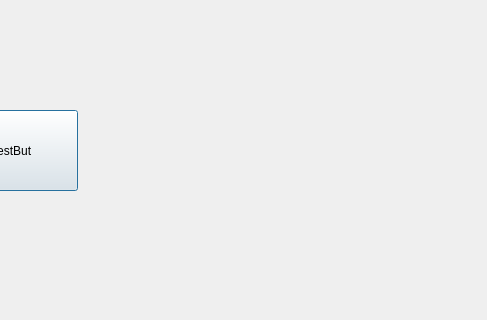
First picture: the form in QTScrcpy/dialog.ui, repository lijiergzn/QtRecordScreen, before the edit; both pictures show x 313 to 800 and y 0 to 320 of the 800 by 600 pixel window.
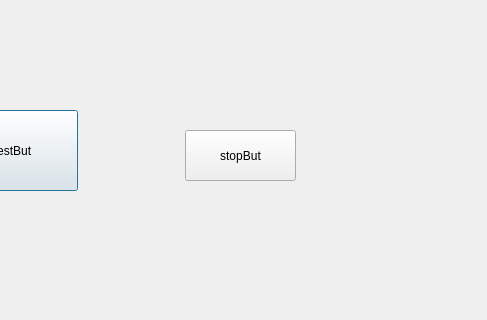
Second picture: the form after the edit.

Commit message: 更改一些界面

What changed in the file:
```diff
--- a/QTScrcpy/dialog.ui
+++ b/QTScrcpy/dialog.ui
@@ -26,6 +26,19 @@
     <string>testBut</string>
    </property>
   </widget>
+  <widget class="QPushButton" name="stopBut">
+   <property name="geometry">
+    <rect>
+     <x>498</x>
+     <y>130</y>
+     <width>111</width>
+     <height>51</height>
+    </rect>
+   </property>
+   <property name="text">
+    <string>stopBut</string>
+   </property>
+  </widget>
  </widget>
  <resources/>
  <connections/>
```
The commit also changes 6 other files.
